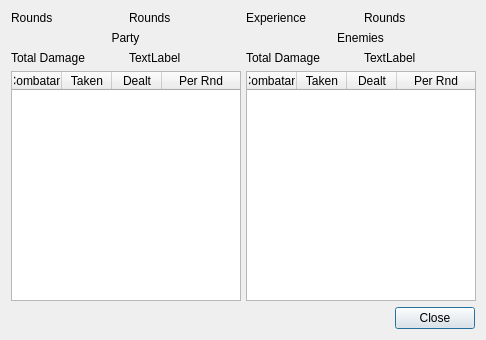
First picture: the form in DMHelper/src/battledialoglogview.ui, repository MMetze/DMHelper, before the edit.
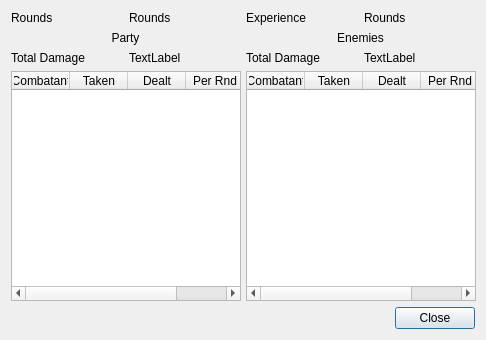
Second picture: the form after the edit. Icons and pictures are not drawn.

What changed in the file:
```diff
--- a/DMHelper/src/battledialoglogview.ui
+++ b/DMHelper/src/battledialoglogview.ui
@@ -107,7 +107,7 @@
           <number>4</number>
          </property>
          <attribute name="horizontalHeaderDefaultSectionSize">
-          <number>50</number>
+          <number>58</number>
          </attribute>
          <attribute name="horizontalHeaderShowSortIndicator" stdset="0">
           <bool>true</bool>
@@ -187,7 +187,7 @@
           <bool>true</bool>
          </attribute>
          <attribute name="horizontalHeaderDefaultSectionSize">
-          <number>50</number>
+          <number>58</number>
          </attribute>
          <attribute name="horizontalHeaderShowSortIndicator" stdset="0">
           <bool>true</bool>
```
Left out of the diff: 2 changed lines with no effect on the pictures.
